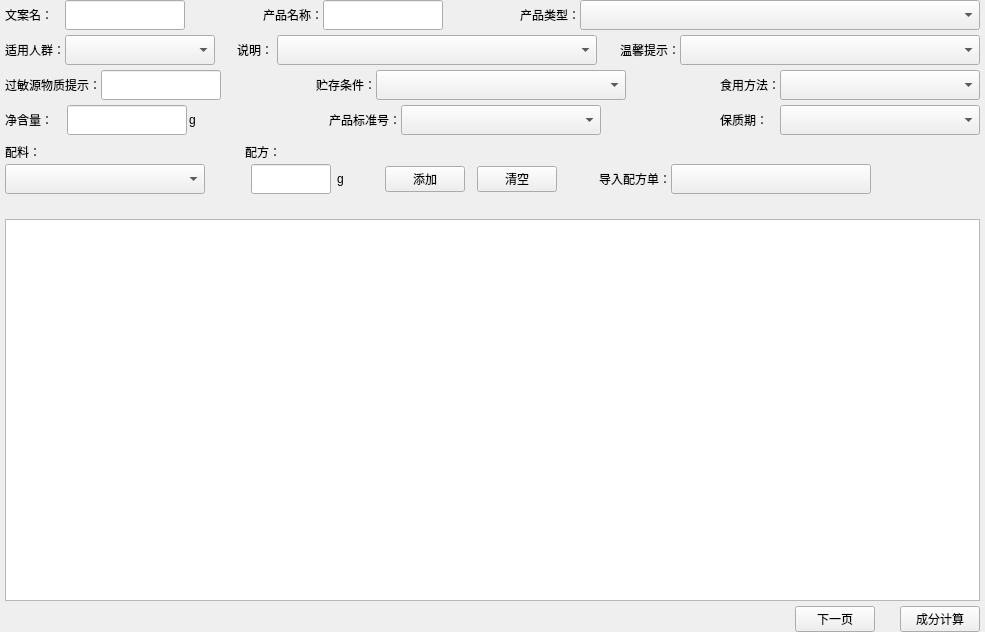
First picture: the form in PabulumElement/FunctionPage/PrepareTableWidget.ui, repository shenjunHZ/PabulumElement, before the edit.
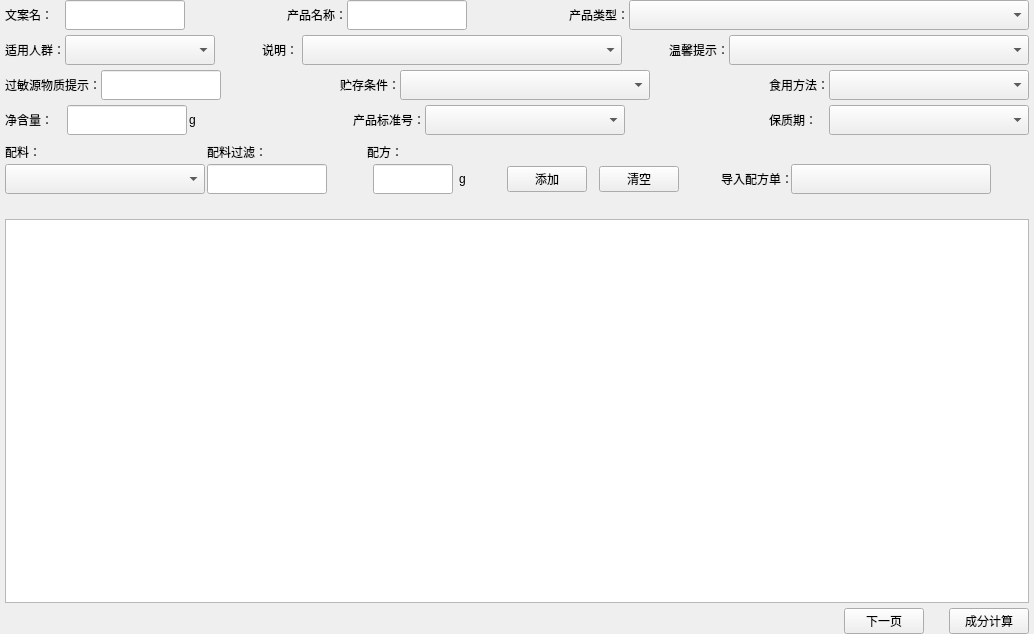
Second picture: the form after the edit. Custom widgets are drawn as their Qt base class.

Commit message: 1. 增加错误日志打印 2. 增加模糊过滤 3. 修改成分表顺序

```diff
--- a/PabulumElement/FunctionPage/PrepareTableWidget.ui
+++ b/PabulumElement/FunctionPage/PrepareTableWidget.ui
@@ -6,14 +6,14 @@
    <rect>
     <x>0</x>
     <y>0</y>
-    <width>985</width>
-    <height>632</height>
+    <width>1034</width>
+    <height>634</height>
    </rect>
   </property>
   <property name="windowTitle">
    <string notr="true">杭州衡美</string>
   </property>
-  <layout class="QVBoxLayout" name="verticalLayout_4">
+  <layout class="QVBoxLayout" name="verticalLayout_5">
    <property name="spacing">
     <number>5</number>
    </property>
@@ -811,11 +811,6 @@
     </layout>
    </item>
    <item>
-    <layout class="QHBoxLayout" name="horizontalLayout_21">
-     <property name="spacing">
-      <number>0</number>
-     </property>
-     <item>
       <layout class="QHBoxLayout" name="horizontalLayout_2">
        <property name="spacing">
         <number>0</number>
@@ -871,6 +866,49 @@
          </item>
         </layout>
        </item>
+     <item>
+      <spacer name="horizontalSpacer_16">
+       <property name="orientation">
+        <enum>Qt::Horizontal</enum>
+       </property>
+       <property name="sizeType">
+        <enum>QSizePolicy::Fixed</enum>
+       </property>
+       <property name="sizeHint" stdset="0">
+        <size>
+         <width>2</width>
+         <height>20</height>
+        </size>
+       </property>
+      </spacer>
+     </item>
+     <item>
+      <layout class="QVBoxLayout" name="verticalLayout_4">
+       <item>
+        <widget class="QLabel" name="label_18">
+         <property name="text">
+          <string>配料过滤：</string>
+         </property>
+        </widget>
+       </item>
+       <item>
+        <widget class="DSGUI::DSLineEdit" name="m_editFilterRecipe">
+         <property name="minimumSize">
+          <size>
+           <width>120</width>
+           <height>30</height>
+          </size>
+         </property>
+         <property name="maximumSize">
+          <size>
+           <width>120</width>
+           <height>30</height>
+          </size>
+         </property>
+        </widget>
+       </item>
+      </layout>
+     </item>
        <item>
         <spacer name="horizontalSpacer">
          <property name="orientation">
@@ -956,8 +994,6 @@
               <set>Qt::AlignLeading|Qt::AlignLeft|Qt::AlignVCenter</set>
              </property>
             </widget>
-           </item>
-          </layout>
          </item>
         </layout>
        </item>
```
Lines whose indentation alone changed are shown as unchanged. The commit also changes 15 other files.
